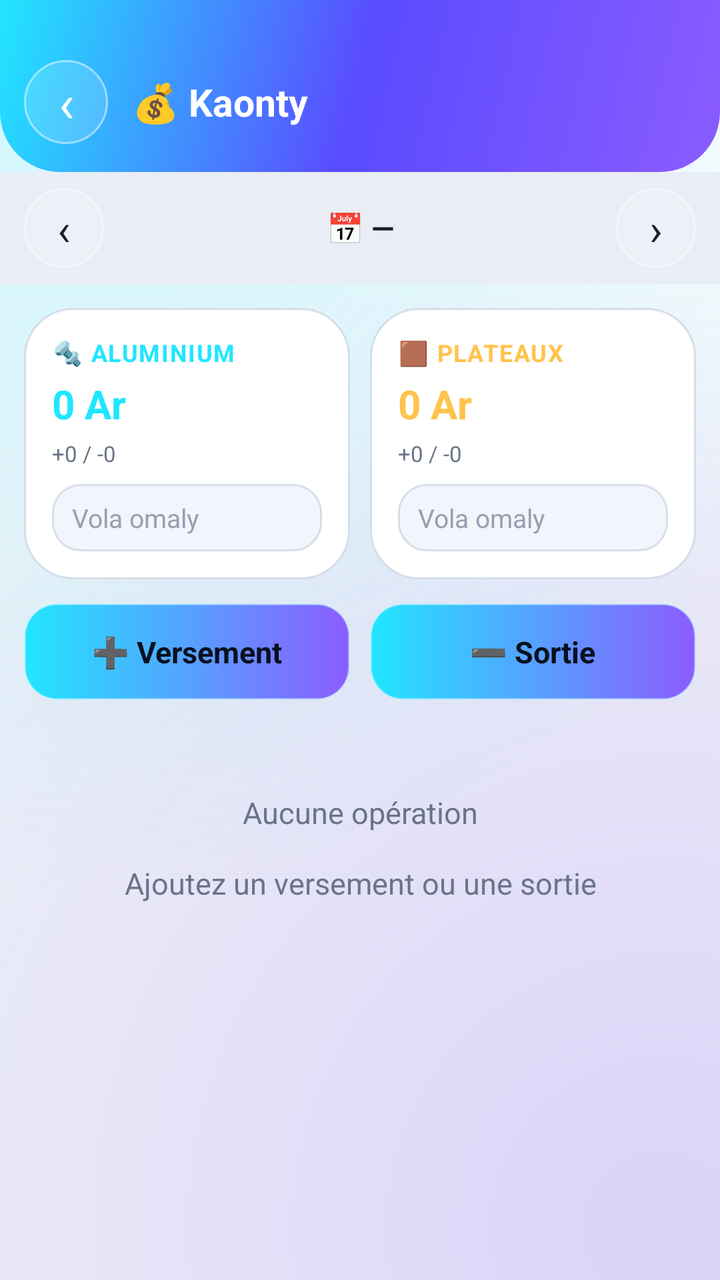
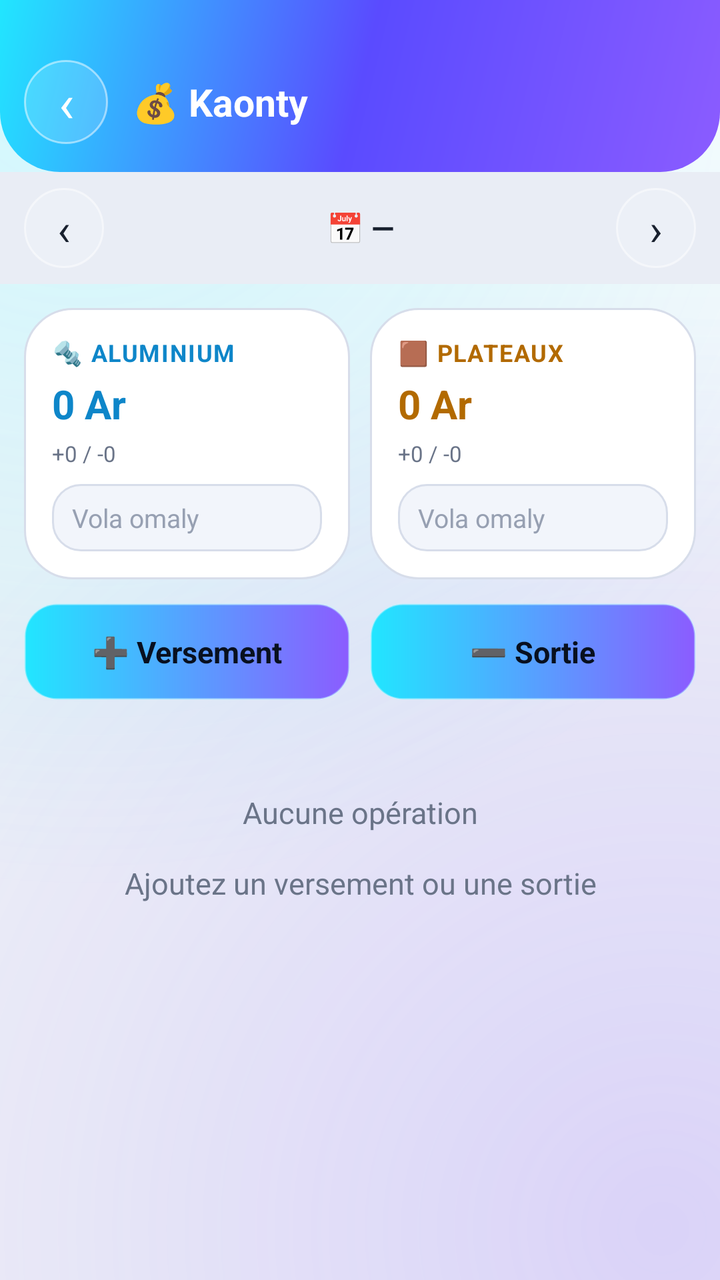

Before-and-after screenshots of an Android layout around one commit, followed by the original layout XML and the change that was made.
<!-- AndroidManifest.xml: application theme Theme.AluManager -->
<!-- res/layout/activity_kaonty.xml -->
<?xml version="1.0" encoding="utf-8"?>
<LinearLayout xmlns:android="http://schemas.android.com/apk/res/android"
    android:layout_width="match_parent"
    android:layout_height="match_parent"
    android:background="@drawable/bg_space"
    android:orientation="vertical">

    <LinearLayout
        android:layout_width="match_parent"
        android:layout_height="wrap_content"
        android:background="@drawable/hero_bg"
        android:gravity="center_vertical"
        android:orientation="horizontal"
        android:paddingHorizontal="12dp"
        android:paddingTop="30dp"
        android:paddingBottom="14dp">

        <TextView
            android:id="@+id/btnBack"
            android:layout_width="42dp"
            android:layout_height="42dp"
            android:background="@drawable/avatar_circle"
            android:gravity="center"
            android:text="‹"
            android:textColor="#FFFFFF"
            android:textSize="26sp" />

        <TextView
            android:layout_width="0dp"
            android:layout_height="wrap_content"
            android:layout_marginStart="12dp"
            android:layout_weight="1"
            android:text="💰 Kaonty"
            android:textColor="#FFFFFF"
            android:textSize="19sp"
            android:textStyle="bold" />
    </LinearLayout>

    
    <LinearLayout
        android:layout_width="match_parent"
        android:layout_height="wrap_content"
        android:background="#E9EDF5"
        android:gravity="center_vertical"
        android:orientation="horizontal"
        android:paddingHorizontal="12dp"
        android:paddingVertical="8dp">

        <TextView
            android:id="@+id/btnPrevDay"
            android:layout_width="40dp"
            android:layout_height="40dp"
            android:background="@drawable/avatar_circle"
            android:gravity="center"
            android:text="‹"
            android:textColor="#18202E"
            android:textSize="22sp" />

        <TextView
            android:id="@+id/dateLabel"
            android:layout_width="0dp"
            android:layout_height="wrap_content"
            android:layout_weight="1"
            android:gravity="center"
            android:text="📅 —"
            android:textColor="#18202E"
            android:textSize="15sp"
            android:textStyle="bold" />

        <TextView
            android:id="@+id/btnNextDay"
            android:layout_width="40dp"
            android:layout_height="40dp"
            android:background="@drawable/avatar_circle"
            android:gravity="center"
            android:text="›"
            android:textColor="#18202E"
            android:textSize="22sp" />
    </LinearLayout>

    
    <LinearLayout
        android:layout_width="match_parent"
        android:layout_height="wrap_content"
        android:orientation="horizontal"
        android:padding="12dp">

        
        <LinearLayout
            android:layout_width="0dp"
            android:layout_height="wrap_content"
            android:layout_weight="1"
            android:background="@drawable/glass_card"
            android:orientation="vertical"
            android:padding="14dp">

            <TextView
                android:layout_width="wrap_content"
                android:layout_height="wrap_content"
                android:text="🔩 ALUMINIUM"
                android:textColor="#21E6FF"
                android:textSize="12sp"
                android:textStyle="bold"
                android:letterSpacing="0.05" />

            <TextView
                android:id="@+id/soldeAlu"
                android:layout_width="wrap_content"
                android:layout_height="wrap_content"
                android:layout_marginTop="4dp"
                android:text="0 Ar"
                android:textColor="#21E6FF"
                android:textSize="20sp"
                android:textStyle="bold" />

            <TextView
                android:id="@+id/detailAlu"
                android:layout_width="wrap_content"
                android:layout_height="wrap_content"
                android:layout_marginTop="4dp"
                android:text="+0 / -0"
                android:textColor="#6A7488"
                android:textSize="11sp" />

            <EditText
                android:id="@+id/volaAlu"
                android:layout_width="match_parent"
                android:layout_height="wrap_content"
                android:layout_marginTop="8dp"
                android:background="@drawable/field_bg"
                android:hint="Vola omaly"
                android:inputType="numberDecimal"
                android:paddingHorizontal="10dp"
                android:paddingVertical="8dp"
                android:textColor="#18202E"
                android:textColorHint="#97A0B2"
                android:textSize="13sp" />
        </LinearLayout>

        <View android:layout_width="10dp" android:layout_height="1dp" />

        
        <LinearLayout
            android:layout_width="0dp"
            android:layout_height="wrap_content"
            android:layout_weight="1"
            android:background="@drawable/glass_card"
            android:orientation="vertical"
            android:padding="14dp">

            <TextView
                android:layout_width="wrap_content"
                android:layout_height="wrap_content"
                android:text="🟫 PLATEAUX"
                android:textColor="#FFC34D"
                android:textSize="12sp"
                android:textStyle="bold"
                android:letterSpacing="0.05" />

            <TextView
                android:id="@+id/soldePlateaux"
                android:layout_width="wrap_content"
                android:layout_height="wrap_content"
                android:layout_marginTop="4dp"
                android:text="0 Ar"
                android:textColor="#FFC34D"
                android:textSize="20sp"
                android:textStyle="bold" />

            <TextView
                android:id="@+id/detailPlateaux"
                android:layout_width="wrap_content"
                android:layout_height="wrap_content"
                android:layout_marginTop="4dp"
                android:text="+0 / -0"
                android:textColor="#6A7488"
                android:textSize="11sp" />

            <EditText
                android:id="@+id/volaPlateaux"
                android:layout_width="match_parent"
                android:layout_height="wrap_content"
                android:layout_marginTop="8dp"
                android:background="@drawable/field_bg"
                android:hint="Vola omaly"
                android:inputType="numberDecimal"
                android:paddingHorizontal="10dp"
                android:paddingVertical="8dp"
                android:textColor="#18202E"
                android:textColorHint="#97A0B2"
                android:textSize="13sp" />
        </LinearLayout>
    </LinearLayout>

    
    <LinearLayout
        android:layout_width="match_parent"
        android:layout_height="wrap_content"
        android:orientation="horizontal"
        android:paddingHorizontal="12dp"
        android:paddingBottom="6dp">

        <TextView
            android:id="@+id/btnIn"
            android:layout_width="0dp"
            android:layout_height="wrap_content"
            android:layout_weight="1"
            android:background="@drawable/btn_primary"
            android:gravity="center"
            android:paddingVertical="14dp"
            android:text="➕ Versement"
            android:textColor="#08101F"
            android:textSize="15sp"
            android:textStyle="bold" />

        <View android:layout_width="10dp" android:layout_height="1dp" />

        <TextView
            android:id="@+id/btnOut"
            android:layout_width="0dp"
            android:layout_height="wrap_content"
            android:layout_weight="1"
            android:background="@drawable/btn_primary"
            android:gravity="center"
            android:paddingVertical="14dp"
            android:text="➖ Sortie"
            android:textColor="#08101F"
            android:textSize="15sp"
            android:textStyle="bold" />
    </LinearLayout>

    <ScrollView
        android:layout_width="match_parent"
        android:layout_height="0dp"
        android:layout_weight="1"
        android:fillViewport="true"
        android:scrollbars="none">

        <LinearLayout
            android:id="@+id/listContainer"
            android:layout_width="match_parent"
            android:layout_height="wrap_content"
            android:orientation="vertical"
            android:paddingHorizontal="12dp"
            android:paddingBottom="20dp">

            <TextView
                android:id="@+id/emptyState"
                android:layout_width="match_parent"
                android:layout_height="wrap_content"
                android:layout_marginTop="40dp"
                android:gravity="center"
                android:text="Aucune opération\n\nAjoutez un versement ou une sortie"
                android:textColor="#6A7488"
                android:textSize="15sp" />
        </LinearLayout>
    </ScrollView>

</LinearLayout>
<!-- resources referenced by this layout -->
<resources>
  <!-- drawable avatar_circle (drawable) -->
  <?xml version="1.0" encoding="utf-8"?>
  <shape xmlns:android="http://schemas.android.com/apk/res/android" android:shape="oval">
      <solid android:color="#26FFFFFF" />
      <stroke android:width="1dp" android:color="#80FFFFFF" />
  </shape>
  <!-- drawable bg_space (drawable) -->
  <?xml version="1.0" encoding="utf-8"?>
  <layer-list xmlns:android="http://schemas.android.com/apk/res/android">
      <item>
          <shape android:shape="rectangle">
              <gradient
                  android:angle="270"
                  android:startColor="#FFFFFF"
                  android:centerColor="#EEF1F7"
                  android:endColor="#EEF1F7" />
          </shape>
      </item>
      
      <item>
          <shape android:shape="rectangle">
              <gradient
                  android:type="radial"
                  android:centerX="0.12"
                  android:centerY="0.04"
                  android:gradientRadius="420dp"
                  android:startColor="#3321E6FF"
                  android:endColor="#0021E6FF" />
          </shape>
      </item>
      
      <item>
          <shape android:shape="rectangle">
              <gradient
                  android:type="radial"
                  android:centerX="0.92"
                  android:centerY="0.96"
                  android:gradientRadius="460dp"
                  android:startColor="#338B5CFF"
                  android:endColor="#008B5CFF" />
          </shape>
      </item>
  </layer-list>
  <!-- drawable btn_primary (drawable) -->
  <?xml version="1.0" encoding="utf-8"?>
  <shape xmlns:android="http://schemas.android.com/apk/res/android" android:shape="rectangle">
      <gradient
          android:angle="0"
          android:startColor="#21E6FF"
          android:endColor="#8B5CFF" />
      <corners android:radius="16dp" />
      <stroke android:width="1dp" android:color="#66BFF5FF" />
  </shape>
  <!-- drawable field_bg (drawable) -->
  <?xml version="1.0" encoding="utf-8"?>
  <shape xmlns:android="http://schemas.android.com/apk/res/android" android:shape="rectangle">
      <solid android:color="#F2F5FB" />
      <corners android:radius="14dp" />
      <stroke android:width="1dp" android:color="#D7DDEA" />
  </shape>
  <!-- drawable glass_card (drawable) -->
  <?xml version="1.0" encoding="utf-8"?>
  <shape xmlns:android="http://schemas.android.com/apk/res/android" android:shape="rectangle">
      <gradient
          android:angle="135"
          android:startColor="#FFFFFF"
          android:endColor="#FFFFFF" />
      <corners android:radius="24dp" />
      <stroke android:width="1dp" android:color="#D7DDEA" />
  </shape>
  <!-- drawable hero_bg (drawable) -->
  <?xml version="1.0" encoding="utf-8"?>
  <shape xmlns:android="http://schemas.android.com/apk/res/android" android:shape="rectangle">
      <gradient
          android:angle="135"
          android:startColor="#8B5CFF"
          android:centerColor="#5A4BFF"
          android:endColor="#21E6FF" />
      <corners
          android:bottomLeftRadius="30dp"
          android:bottomRightRadius="30dp" />
  </shape>
  <style name="Theme.AluManager" parent="Theme.MaterialComponents.Light.NoActionBar">
          <item name="colorPrimary">@color/neon_violet</item>
          <item name="colorPrimaryVariant">@color/neon_cyan</item>
          <item name="colorOnPrimary">#08101F</item>
          <item name="colorAccent">@color/neon_cyan</item>
          <item name="android:windowBackground">@color/bg_deep</item>
          <item name="android:statusBarColor">@android:color/transparent</item>
          <item name="android:navigationBarColor">@color/bg_deep</item>
          <item name="android:windowLightStatusBar">true</item>
          <item name="android:colorBackground">@color/bg_deep</item>
      </style>
  <color name="neon_violet">#8B5CFF</color>
  <color name="neon_cyan">#21E6FF</color>
  <color name="bg_deep">#EEF1F7</color>
</resources>

<!-- the commit's change to res/layout/activity_kaonty.xml (unified diff, before → after) -->
@@ -98,7 +98,7 @@
                 android:layout_width="wrap_content"
                 android:layout_height="wrap_content"
                 android:text="🔩 ALUMINIUM"
-                android:textColor="#21E6FF"
+                android:textColor="#0E86C9"
                 android:textSize="12sp"
                 android:textStyle="bold"
                 android:letterSpacing="0.05" />
@@ -109,7 +109,7 @@
                 android:layout_height="wrap_content"
                 android:layout_marginTop="4dp"
                 android:text="0 Ar"
-                android:textColor="#21E6FF"
+                android:textColor="#0E86C9"
                 android:textSize="20sp"
                 android:textStyle="bold" />
 
@@ -152,7 +152,7 @@
                 android:layout_width="wrap_content"
                 android:layout_height="wrap_content"
                 android:text="🟫 PLATEAUX"
-                android:textColor="#FFC34D"
+                android:textColor="#B26A00"
                 android:textSize="12sp"
                 android:textStyle="bold"
                 android:letterSpacing="0.05" />
@@ -163,7 +163,7 @@
                 android:layout_height="wrap_content"
                 android:layout_marginTop="4dp"
                 android:text="0 Ar"
-                android:textColor="#FFC34D"
+                android:textColor="#B26A00"
                 android:textSize="20sp"
                 android:textStyle="bold" />
 
